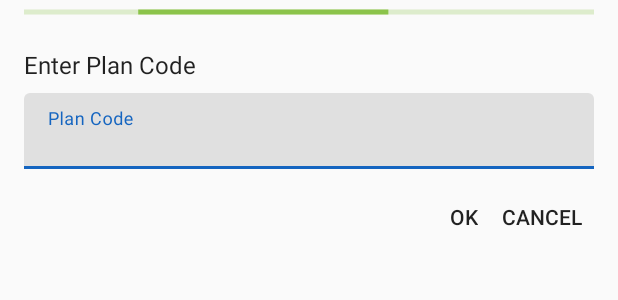
After one commit to dupreeandrew/FitLogga, an Android app: the layout dialog_enter_plan_code.xml on its own in the app's theme, with its tools: preview values and no code run, on a phone screen of 412 x 824 dp. The commit adds this screen. Shown: the top 300 px of the screen. Run offline under Robolectric (Android 15) with nearby library versions, the phone set to English and light mode, and no system bars.

Commit message:
Added bleeding edge support for downloading plans from exchange server

```diff
--- a/app/build.gradle
+++ b/app/build.gradle
@@ -43,4 +43,5 @@ dependencies {
     implementation 'com.yarolegovich:lovely-dialog:1.1.0'
     implementation 'com.github.PhilJay:MPAndroidChart:v3.1.0'
     implementation 'com.android.billingclient:billing:2.0.1'
+    implementation("com.squareup.okhttp3:okhttp:3.12.0")
 }
--- a/app/src/main/AndroidManifest.xml
+++ b/app/src/main/AndroidManifest.xml
@@ -1,6 +1,8 @@
 <?xml version="1.0" encoding="utf-8"?>
 <manifest xmlns:android="http://schemas.android.com/apk/res/android"
     package="com.fitlogga.app">
+
+    <uses-permission android:name="android.permission.INTERNET" />
 
     <application
         android:name=".models.ApplicationContext"
--- a/app/src/main/java/com/fitlogga/app/fragments/PowerupFragment.java
+++ b/app/src/main/java/com/fitlogga/app/fragments/PowerupFragment.java
@@ -181,7 +181,7 @@ public class PowerupFragment extends Fragment {
     private void showNoPlanSnackbar(View view) {
         Snackbar snackbar = Snackbar.make(view, "You do not have a plan.", Snackbar.LENGTH_LONG);
         snackbar.setAction("Create plan",
-                snackBarView -> PlansFragment.promptCreatePlanDialog(getActivity()));
+                snackBarView -> PlansFragment.tryOpenPlanCreatorDialog(getActivity()));
         snackbar.show();
     }
 
--- a/app/src/main/java/com/fitlogga/app/models/plan/PlanReader.java
+++ b/app/src/main/java/com/fitlogga/app/models/plan/PlanReader.java
@@ -21,7 +21,7 @@ import java.util.EnumMap;
 import java.util.List;
 import java.util.Map;
 
-public class PlanReader {
+public class PlanReader implements PlanSource {
 
     private static final String PLAN_SUMMARY_PREF_STRING = "registered_plans";
 
--- /dev/null
+++ b/app/src/main/res/layout/dialog_enter_plan_code.xml
@@ -0,0 +1,74 @@
+<?xml version="1.0" encoding="utf-8"?>
+<LinearLayout xmlns:android="http://schemas.android.com/apk/res/android"
+    android:orientation="vertical"
+    android:layout_width="match_parent"
+    android:layout_height="wrap_content"
+    android:paddingStart="16dp"
+    android:paddingEnd="16dp"
+    android:paddingBottom="16dp">
+
+
+    <ProgressBar
+        android:id="@+id/pb_enter_plan"
+        style="?android:attr/progressBarStyleHorizontal"
+        android:layout_width="match_parent"
+        android:layout_height="wrap_content"
+        android:indeterminate="true" />
+
+    <TextView
+        android:layout_marginTop="16dp"
+        android:layout_width="wrap_content"
+        android:layout_height="wrap_content"
+        android:text="@string/dialog_enter_plan_code_enter_plan_code"
+        android:textAppearance="@style/TextAppearance.AppCompat.Subhead"/>
+
+    <com.google.android.material.textfield.TextInputLayout
+        android:id="@+id/input_plan_code_layout"
+        style="@style/Widget.MaterialComponents.TextInputLayout.FilledBox"
+        android:layout_width="match_parent"
+        android:layout_height="wrap_content"
+        android:layout_marginStart="0dp"
+        android:layout_marginTop="8dp"
+        android:layout_marginEnd="0dp"
+        android:layout_marginBottom="8dp"
+        android:hint="@string/dialog_enter_plan_code_plan_code">
+
+        <com.google.android.material.textfield.TextInputEditText
+            android:id="@+id/input_plan_code"
+            android:layout_width="match_parent"
+            android:layout_height="wrap_content"
+            android:inputType="text"
+            android:textSize="12sp" />
+
+
+    </com.google.android.material.textfield.TextInputLayout>
+
+    <LinearLayout
+        android:layout_width="match_parent"
+        android:layout_height="wrap_content"
+        android:orientation="horizontal"
+        android:gravity="end">
+
+        <Button
+            android:id="@+id/btn_ok"
+            android:layout_width="wrap_content"
+            android:layout_height="wrap_content"
+            android:paddingStart="16dp"
+            android:paddingEnd="8dp"
+            android:minWidth="0dp"
+            android:text="@android:string/ok"
+            android:background="?android:attr/selectableItemBackground" />
+
+        <Button
+            android:id="@+id/btn_cancel"
+            android:layout_width="wrap_content"
+            android:layout_height="wrap_content"
+            android:paddingEnd="8dp"
+            android:paddingStart="8dp"
+            android:minWidth="0dp"
+            android:text="@android:string/cancel"
+            android:background="?android:attr/selectableItemBackground"/>
+    </LinearLayout>
+
+
+</LinearLayout>
```
Also changed, not shown: app/src/main/java/com/fitlogga/app/activities/MainActivity.java (+14 -0 lines), app/src/main/java/com/fitlogga/app/activities/PlanCreatorActivity.java (+27 -5 lines), app/src/main/java/com/fitlogga/app/adapters/plancreator/NewExercisePagerAdapter.java (+12 -7 lines), app/src/main/java/com/fitlogga/app/fragments/DailyRoutineCreatorFragment.java (+8 -0 lines), app/src/main/java/com/fitlogga/app/fragments/DailyRoutineFinisherFragment.java (+17 -6 lines), app/src/main/java/com/fitlogga/app/fragments/PlansFragment.java (+66 -20 lines), app/src/main/java/com/fitlogga/app/models/plan/PlanExchanger.java (+161 -36 lines), app/src/main/java/com/fitlogga/app/models/plan/PlanSource.java (added, +12 -0 lines), app/src/main/res/values/strings.xml (+21 -18 lines).
